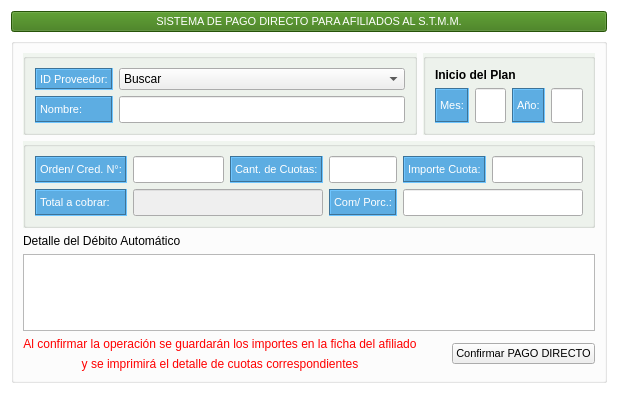
shae-ra/sindicato, file gui/cargas/carga_debito.ui: the form before one commit.
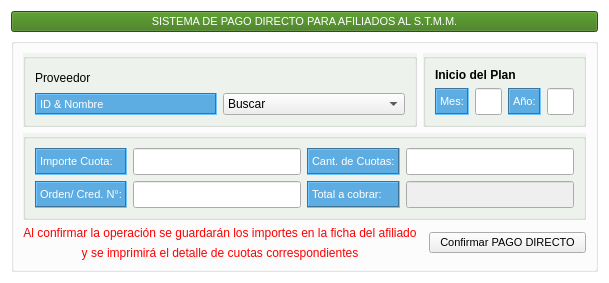
The form after the commit. Icons and pictures are not drawn.

Commit message: Correccion de pantalla de carga de dÃbitos.

What changed in the file:
```diff
--- a/gui/cargas/carga_debito.ui
+++ b/gui/cargas/carga_debito.ui
@@ -9,20 +9,14 @@
    <rect>
     <x>0</x>
     <y>0</y>
-    <width>618</width>
-    <height>394</height>
+    <width>587</width>
+    <height>263</height>
    </rect>
   </property>
-  <property name="minimumSize">
-   <size>
-    <width>618</width>
-    <height>394</height>
-   </size>
-  </property>
   <property name="maximumSize">
    <size>
-    <width>618</width>
-    <height>394</height>
+    <width>587</width>
+    <height>263</height>
    </size>
   </property>
   <property name="palette">
@@ -443,7 +437,11 @@
   <property name="windowTitle">
    <string>Form</string>
   </property>
-  <layout class="QGridLayout" name="gridLayout_5">
+  <property name="windowIcon">
+   <iconset>
+    <normaloff>../iconos/oesteDev.ico</normaloff>../iconos/oesteDev.ico</iconset>
+  </property>
+  <layout class="QGridLayout" name="gridLayout_5" rowstretch="30,90">
    <item row="0" column="0">
     <widget class="QPushButton" name="pushButton_2">
      <property name="enabled">
@@ -515,104 +513,7 @@
      <property name="title">
       <string/>
      </property>
-     <layout class="QGridLayout" name="gridLayout_3" columnstretch="1,100000,0">
-      <item row="4" column="2" rowspan="2">
-       <widget class="QPushButton" name="btn_confirmar">
-        <property name="sizePolicy">
-         <sizepolicy hsizetype="Expanding" vsizetype="Fixed">
-          <horstretch>0</horstretch>
-          <verstretch>0</verstretch>
-         </sizepolicy>
-        </property>
-        <property name="font">
-         <font>
-          <family>Arial</family>
-          <pointsize>8</pointsize>
-          <weight>50</weight>
-          <bold>false</bold>
-         </font>
-        </property>
-        <property name="styleSheet">
-         <string notr="true">#pushButton{
-background-color:#2471A3 ;
-color: #FFFFFF;
-}
-
-#pushButton:hover{
-background-color:#1F618D ;
-color: #FFFFFF;
-}
-</string>
-        </property>
-        <property name="text">
-         <string>Confirmar PAGO DIRECTO</string>
-        </property>
-        <property name="icon">
-         <iconset>
-          <normaloff>../iconos/bp.png</normaloff>../iconos/bp.png</iconset>
-        </property>
-        <property name="iconSize">
-         <size>
-          <width>30</width>
-          <height>30</height>
-         </size>
-        </property>
-       </widget>
-      </item>
-      <item row="4" column="0">
-       <widget class="QLabel" name="label_10">
-        <property name="font">
-         <font>
-          <family>Arial</family>
-          <weight>50</weight>
-          <bold>false</bold>
-         </font>
-        </property>
-        <property name="styleSheet">
-         <string notr="true">#label_10{
-color: red;
-}</string>
-        </property>
-        <property name="text">
-         <string>Al confirmar la operación se guardarán los importes en la ficha del afiliado</string>
-        </property>
-        <property name="alignment">
-         <set>Qt::AlignCenter</set>
-        </property>
-       </widget>
-      </item>
-      <item row="5" column="0">
-       <widget class="QLabel" name="label_11">
-        <property name="font">
-         <font>
-          <family>Arial</family>
-          <weight>50</weight>
-          <bold>false</bold>
-         </font>
-        </property>
-        <property name="styleSheet">
-         <string notr="true">#label_11{
-color: red;
-}</string>
-        </property>
-        <property name="text">
-         <string> y se imprimirá el detalle de cuotas correspondientes </string>
-        </property>
-        <property name="alignment">
-         <set>Qt::AlignCenter</set>
-        </property>
-       </widget>
-      </item>
-      <item row="3" column="0" colspan="3">
-       <widget class="QTextEdit" name="deb_notas"/>
-      </item>
-      <item row="2" column="0">
-       <widget class="QLabel" name="label_3">
-        <property name="text">
-         <string>Detalle del Débito Automático</string>
-        </property>
-       </widget>
-      </item>
+     <layout class="QGridLayout" name="gridLayout_3" columnstretch="1,0,0">
       <item row="1" column="0" colspan="3">
        <widget class="QGroupBox" name="groupBox_2">
         <property name="sizePolicy">
@@ -633,8 +534,8 @@
          <bool>false</bool>
         </property>
         <layout class="QGridLayout" name="gridLayout_2">
-         <item row="3" column="0">
-          <widget class="QLabel" name="label_9">
+         <item row="0" column="2">
+          <widget class="QLabel" name="label_4">
            <property name="sizePolicy">
             <sizepolicy hsizetype="Preferred" vsizetype="Expanding">
              <horstretch>0</horstretch>
@@ -650,7 +551,7 @@
             </font>
            </property>
            <property name="styleSheet">
-            <string notr="true">#label_9{
+            <string notr="true">#label_4{
 background-color:#5DADE2  ;
 color: #FFFFFF ; ;
 }</string>
@@ -662,11 +563,29 @@
             <enum>QFrame::Sunken</enum>
            </property>
            <property name="text">
-            <string>Total a cobrar:</string>
+            <string>Cant. de Cuotas:</string>
            </property>
           </widget>
          </item>
-         <item row="0" column="0">
+         <item row="0" column="3">
+          <widget class="QLineEdit" name="deb_total_cuotas">
+           <property name="sizePolicy">
+            <sizepolicy hsizetype="Expanding" vsizetype="Expanding">
+             <horstretch>0</horstretch>
+             <verstretch>0</verstretch>
+            </sizepolicy>
+           </property>
+           <property name="font">
+            <font>
+             <family>System</family>
+             <pointsize>12</pointsize>
+             <weight>75</weight>
+             <bold>true</bold>
+            </font>
+           </property>
+          </widget>
+         </item>
+         <item row="1" column="0">
           <widget class="QLabel" name="label_7">
            <property name="sizePolicy">
             <sizepolicy hsizetype="Preferred" vsizetype="Expanding">
@@ -699,43 +618,7 @@
            </property>
           </widget>
          </item>
-         <item row="0" column="1">
-          <widget class="QLineEdit" name="deb_orden">
-           <property name="sizePolicy">
-            <sizepolicy hsizetype="Expanding" vsizetype="Expanding">
-             <horstretch>0</horstretch>
-             <verstretch>0</verstretch>
-            </sizepolicy>
-           </property>
-           <property name="font">
-            <font>
-             <family>System</family>
-             <pointsize>12</pointsize>
-             <weight>75</weight>
-             <bold>true</bold>
-            </font>
-           </property>
-          </widget>
-         </item>
-         <item row="3" column="6" colspan="2">
-          <widget class="QLineEdit" name="deb_">
-           <property name="sizePolicy">
-            <sizepolicy hsizetype="Expanding" vsizetype="Expanding">
-             <horstretch>0</horstretch>
-             <verstretch>0</verstretch>
-            </sizepolicy>
-           </property>
-           <property name="font">
-            <font>
-             <family>System</family>
-             <pointsize>12</pointsize>
-             <weight>75</weight>
-             <bold>true</bold>
-            </font>
-           </property>
-          </widget>
-         </item>
-         <item row="0" column="6">
+         <item row="0" column="0">
           <widget class="QLabel" name="label_5">
            <property name="sizePolicy">
             <sizepolicy hsizetype="Preferred" vsizetype="Expanding">
@@ -768,7 +651,7 @@
            </property>
           </widget>
          </item>
-         <item row="0" column="7">
+         <item row="0" column="1">
           <widget class="QLineEdit" name="deb_importe_cuota">
            <property name="sizePolicy">
             <sizepolicy hsizetype="Expanding" vsizetype="Expanding">
@@ -786,8 +669,26 @@
            </property>
           </widget>
          </item>
-         <item row="3" column="4" colspan="2">
-          <widget class="QLabel" name="label_8">
+         <item row="1" column="1">
+          <widget class="QLineEdit" name="deb_orden">
+           <property name="sizePolicy">
+            <sizepolicy hsizetype="Expanding" vsizetype="Expanding">
+             <horstretch>0</horstretch>
+             <verstretch>0</verstretch>
+            </sizepolicy>
+           </property>
+           <property name="font">
+            <font>
+             <family>System</family>
+             <pointsize>12</pointsize>
+             <weight>75</weight>
+             <bold>true</bold>
+            </font>
+           </property>
+          </widget>
+         </item>
+         <item row="1" column="2">
+          <widget class="QLabel" name="label_9">
            <property name="sizePolicy">
             <sizepolicy hsizetype="Preferred" vsizetype="Expanding">
              <horstretch>0</horstretch>
@@ -803,7 +704,7 @@
             </font>
            </property>
            <property name="styleSheet">
-            <string notr="true">#label_8{
+            <string notr="true">#label_9{
 background-color:#5DADE2  ;
 color: #FFFFFF ; ;
 }</string>
@@ -815,11 +716,11 @@
             <enum>QFrame::Sunken</enum>
            </property>
            <property name="text">
-            <string>Com/ Porc.:</string>
+            <string>Total a cobrar:</string>
            </property>
           </widget>
          </item>
-         <item row="3" column="1" colspan="3">
+         <item row="1" column="3">
           <widget class="QLineEdit" name="deb_importe_total">
            <property name="enabled">
             <bool>false</bool>
@@ -840,60 +741,96 @@
            </property>
           </widget>
          </item>
-         <item row="0" column="2" colspan="2">
-          <widget class="QLabel" name="label_4">
-           <property name="sizePolicy">
-            <sizepolicy hsizetype="Preferred" vsizetype="Expanding">
-             <horstretch>0</horstretch>
-             <verstretch>0</verstretch>
-            </sizepolicy>
-           </property>
-           <property name="font">
-            <font>
-             <family>Arial</family>
-             <pointsize>8</pointsize>
-             <weight>50</weight>
-             <bold>false</bold>
-            </font>
-           </property>
-           <property name="styleSheet">
-            <string notr="true">#label_4{
-background-color:#5DADE2  ;
-color: #FFFFFF ; ;
-}</string>
-           </property>
-           <property name="frameShape">
-            <enum>QFrame::Box</enum>
-           </property>
-           <property name="frameShadow">
-            <enum>QFrame::Sunken</enum>
-           </property>
-           <property name="text">
-            <string>Cant. de Cuotas:</string>
-           </property>
-          </widget>
-         </item>
-         <item row="0" column="4" colspan="2">
-          <widget class="QLineEdit" name="deb_total_cuotas">
-           <property name="sizePolicy">
-            <sizepolicy hsizetype="Expanding" vsizetype="Expanding">
-             <horstretch>0</horstretch>
-             <verstretch>0</verstretch>
-            </sizepolicy>
-           </property>
-           <property name="font">
-            <font>
-             <family>System</family>
-             <pointsize>12</pointsize>
-             <weight>75</weight>
-             <bold>true</bold>
-            </font>
-           </property>
-          </widget>
-         </item>
         </layout>
        </widget>
       </item>
+      <item row="2" column="2" rowspan="2">
+       <widget class="QPushButton" name="btn_confirmar">
+        <property name="sizePolicy">
+         <sizepolicy hsizetype="Expanding" vsizetype="Fixed">
+          <horstretch>0</horstretch>
+          <verstretch>0</verstretch>
+         </sizepolicy>
+        </property>
+        <property name="font">
+         <font>
+          <family>Arial</family>
+          <pointsize>8</pointsize>
+          <weight>50</weight>
+          <bold>false</bold>
+         </font>
+        </property>
+        <property name="styleSheet">
+         <string notr="true">#pushButton{
+background-color:#2471A3 ;
+color: #FFFFFF;
+}
+
+#pushButton:hover{
+background-color:#1F618D ;
+color: #FFFFFF;
+}
+</string>
+        </property>
+        <property name="text">
+         <string>Confirmar PAGO DIRECTO</string>
+        </property>
+        <property name="icon">
+         <iconset>
+          <normaloff>../iconos/bp.png</normaloff>../iconos/bp.png</iconset>
+        </property>
+        <property name="iconSize">
+         <size>
+          <width>30</width>
+          <height>30</height>
+         </size>
+        </property>
+       </widget>
+      </item>
+      <item row="3" column="0">
+       <widget class="QLabel" name="label_11">
+        <property name="font">
+         <font>
+          <family>Arial</family>
+          <weight>50</weight>
+          <bold>false</bold>
+         </font>
+        </property>
+        <property name="styleSheet">
+         <string notr="true">#label_11{
+color: red;
+}</string>
+        </property>
+        <property name="text">
+         <string> y se imprimirá el detalle de cuotas correspondientes </string>
+        </property>
+        <property name="alignment">
+         <set>Qt::AlignCenter</set>
+        </property>
+       </widget>
+      </item>
+      <item row="2" column="0">
+       <widget class="QLabel" name="label_10">
+        <property name="font">
+         <font>
+          <family>Arial</family>
+          <weight>50</weight>
+          <bold>false</bold>
+         </font>
+        </property>
+        <property name="styleSheet">
+         <string notr="true">#label_10{
+color: red;
+}</string>
+        </property>
+        <property name="text">
+         <string>Al confirmar la operación se guardarán los importes en la ficha del afiliado</string>
+        </property>
+        <property name="alignment">
+         <set>Qt::AlignCenter</set>
+        </property>
+       </widget>
+      </item>
       <item row="0" column="0">
        <widget class="QGroupBox" name="groupBox">
         <property name="sizePolicy">
@@ -914,39 +851,6 @@
          <bool>false</bool>
         </property>
         <layout class="QGridLayout" name="gridLayout">
-         <item row="1" column="0">
-          <widget class="QLabel" name="label">
-           <property name="sizePolicy">
-            <sizepolicy hsizetype="Preferred" vsizetype="Expanding">
-             <horstretch>0</horstretch>
-             <verstretch>0</verstretch>
-            </sizepolicy>
-           </property>
-           <property name="font">
-            <font>
-             <family>Arial</family>
-             <pointsize>8</pointsize>
-             <weight>50</weight>
-             <bold>false</bold>
-            </font>
-           </property>
-           <property name="styleSheet">
-            <string notr="true">#label{
-background-color:#5DADE2  ;
-color: #FFFFFF ; ;
-}</string>
-           </property>
-           <property name="frameShape">
-            <enum>QFrame::Box</enum>
-           </property>
-           <property name="frameShadow">
-            <enum>QFrame::Sunken</enum>
-           </property>
-           <property name="text">
-            <string>ID Proveedor:</string>
-           </property>
-          </widget>
-         </item>
          <item row="1" column="1">
           <widget class="QComboBox" name="prov_id">
            <item>
@@ -956,54 +860,43 @@
            </item>
           </widget>
          </item>
-         <item row="2" column="1">
-          <widget class="QLineEdit" name="prov_nombre">
+         <item row="1" column="0">
+          <widget class="QLabel" name="label">
            <property name="sizePolicy">
-            <sizepolicy hsizetype="Expanding" vsizetype="Expanding">
+            <sizepolicy hsizetype="Preferred" vsizetype="Preferred">
              <horstretch>0</horstretch>
              <verstretch>0</verstretch>
             </sizepolicy>
            </property>
            <property name="font">
             <font>
-             <family>System</family>
-             <pointsize>12</pointsize>
-             <weight>75</weight>
-             <bold>true</bold>
+             <family>Arial</family>
+             <pointsize>8</pointsize>
+             <weight>50</weight>
+             <bold>false</bold>
             </font>
            </property>
+           <property name="styleSheet">
+            <string notr="true">#label{
+background-color:#5DADE2  ;
+color: #FFFFFF ; ;
+}</string>
+           </property>
+           <property name="frameShape">
+            <enum>QFrame::Box</enum>
+           </property>
+           <property name="frameShadow">
+            <enum>QFrame::Sunken</enum>
+           </property>
+           <property name="text">
+            <string>ID &amp; Nombre</string>
+           </property>
           </widget>
          </item>
-         <item row="2" column="0">
+         <item row="0" column="0">
           <widget class="QLabel" name="label_6">
-           <property name="sizePolicy">
-            <sizepolicy hsizetype="Preferred" vsizetype="Expanding">
-             <horstretch>0</horstretch>
-             <verstretch>0</verstretch>
-            </sizepolicy>
-           </property>
-           <property name="font">
-            <font>
-             <family>Arial</family>
-             <pointsize>8</pointsize>
-             <weight>50</weight>
-             <bold>false</bold>
-            </font>
-           </property>
-           <property name="styleSheet">
-            <string notr="true">#label_6{
-background-color:#5DADE2  ;
-color: #FFFFFF ; ;
-}</string>
-           </property>
-           <property name="frameShape">
-            <enum>QFrame::Box</enum>
-           </property>
-           <property name="frameShadow">
-            <enum>QFrame::Sunken</enum>
-           </property>
            <property name="text">
-            <string>Nombre:</string>
+            <string>Proveedor</string>
            </property>
           </widget>
          </item>
```
Left out of the diff: 12 changed lines with no effect on the pictures.
